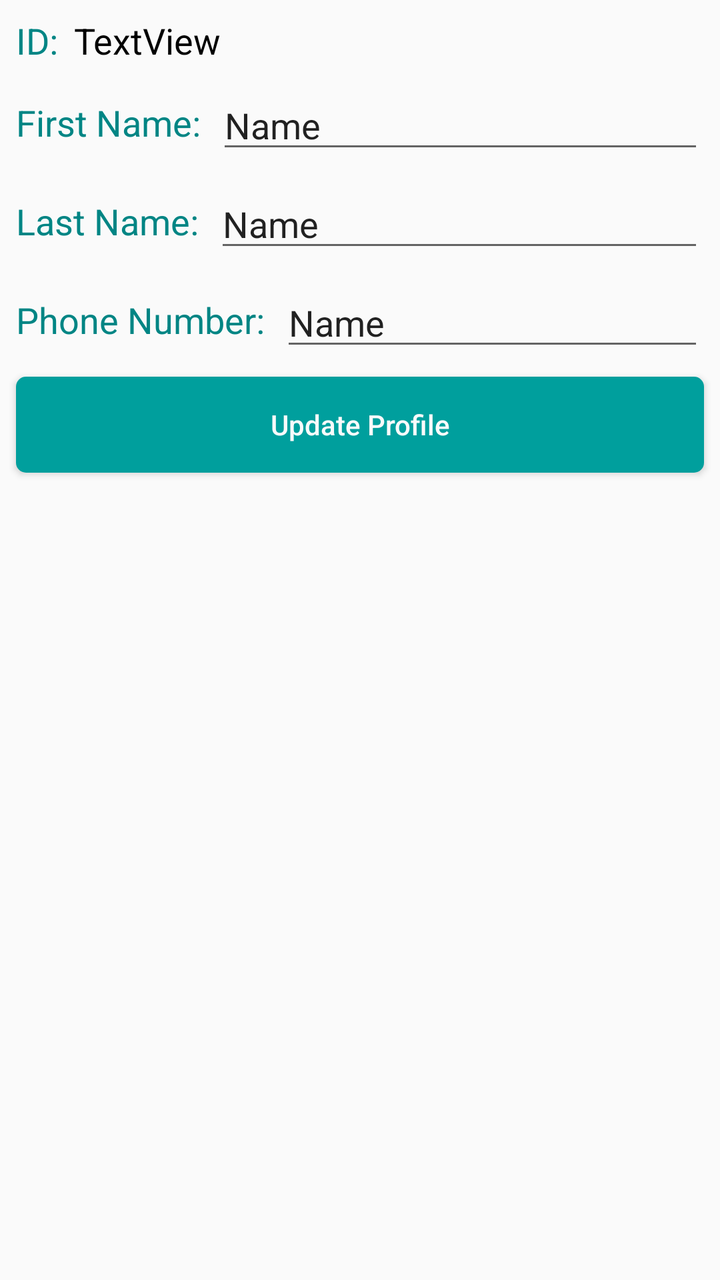
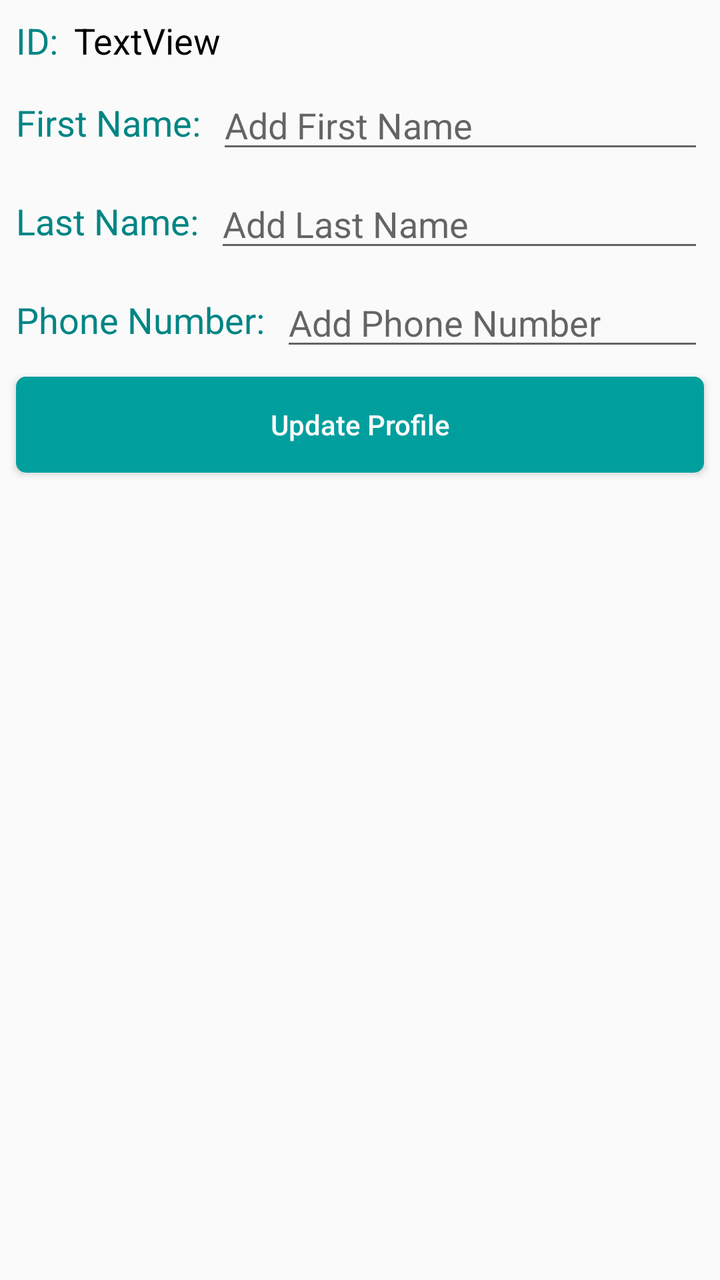

Compare the two renders of this Android layout. The source of the first and the diff that turns it into the second are given below.
<!-- AndroidManifest.xml: application theme AppTheme -->
<!-- res/layout/activity_profile.xml -->
<?xml version="1.0" encoding="utf-8"?>
<androidx.constraintlayout.widget.ConstraintLayout xmlns:android="http://schemas.android.com/apk/res/android"
    xmlns:app="http://schemas.android.com/apk/res-auto"
    xmlns:tools="http://schemas.android.com/tools"
    android:layout_width="match_parent"
    android:layout_height="match_parent"
    tools:context=".nodejs.ProfileActivity">


    <EditText
        android:id="@+id/edtFirstName"
        android:layout_width="0dp"
        android:layout_height="wrap_content"
        android:layout_marginTop="8dp"
        android:layout_marginEnd="8dp"
        android:ems="10"
        android:hint="Add First Name "
        android:inputType="textPersonName"
        android:text="Name"
        app:layout_constraintEnd_toEndOf="parent"
        app:layout_constraintStart_toEndOf="@+id/textView6"
        app:layout_constraintTop_toBottomOf="@+id/txtRandomUniqueId" />

    <EditText
        android:id="@+id/edtLastName"
        android:layout_width="0dp"
        android:layout_height="wrap_content"
        android:layout_marginTop="8dp"
        android:layout_marginEnd="8dp"
        android:ems="10"
        android:hint="Add Last Name"
        android:inputType="textPersonName"
        android:text="Name"
        app:layout_constraintEnd_toEndOf="parent"
        app:layout_constraintStart_toEndOf="@+id/textView7"
        app:layout_constraintTop_toBottomOf="@+id/edtFirstName" />

    <EditText
        android:id="@+id/edtPhoneNumber"
        android:layout_width="0dp"
        android:layout_height="wrap_content"
        android:layout_marginTop="8dp"
        android:layout_marginEnd="8dp"
        android:ems="10"
        android:hint="Add Phone Number"
        android:inputType="textPersonName"
        android:text="Name"
        app:layout_constraintEnd_toEndOf="parent"
        app:layout_constraintStart_toEndOf="@+id/textView8"
        app:layout_constraintTop_toBottomOf="@+id/edtLastName" />

    <Button
        android:id="@+id/btnUpdateProfile"
        android:layout_width="0dp"
        android:layout_height="wrap_content"
        android:layout_marginStart="8dp"
        android:layout_marginTop="8dp"
        android:layout_marginEnd="8dp"
        android:background="@drawable/button_background"
        android:text="Update Profile"
        android:textAllCaps="false"
        android:textColor="@color/white"
        app:layout_constraintEnd_toEndOf="parent"
        app:layout_constraintStart_toStartOf="parent"
        app:layout_constraintTop_toBottomOf="@+id/edtPhoneNumber" />

    <TextView
        android:id="@+id/txtRandomUniqueId"
        android:layout_width="0dp"
        android:layout_height="wrap_content"
        android:layout_marginStart="8dp"
        android:layout_marginTop="8dp"
        android:layout_marginEnd="8dp"
        android:text="TextView"
        android:textColor="@color/black"
        android:textSize="18sp"
        app:layout_constraintEnd_toEndOf="parent"
        app:layout_constraintStart_toEndOf="@+id/textView4"
        app:layout_constraintTop_toTopOf="parent" />

    <TextView
        android:id="@+id/textView4"
        android:layout_width="wrap_content"
        android:layout_height="wrap_content"
        android:layout_marginStart="8dp"
        android:text="ID:"
        android:textColor="@color/colorPrimaryDark"
        android:textSize="18sp"
        app:layout_constraintBottom_toBottomOf="@+id/txtRandomUniqueId"
        app:layout_constraintStart_toStartOf="parent"
        app:layout_constraintTop_toTopOf="@+id/txtRandomUniqueId" />

    <TextView
        android:id="@+id/textView6"
        android:layout_width="wrap_content"
        android:layout_height="wrap_content"
        android:layout_marginStart="8dp"
        android:layout_marginEnd="8dp"
        android:text="First Name:"
        android:textColor="@color/colorPrimaryDark"
        android:textSize="18sp"
        app:layout_constraintBottom_toBottomOf="@+id/edtFirstName"
        app:layout_constraintEnd_toStartOf="@+id/edtFirstName"
        app:layout_constraintStart_toStartOf="parent"
        app:layout_constraintTop_toTopOf="@+id/edtFirstName" />

    <TextView
        android:id="@+id/textView7"
        android:layout_width="wrap_content"
        android:layout_height="wrap_content"
        android:layout_marginStart="8dp"
        android:layout_marginEnd="8dp"
        android:text="Last Name:"
        android:textColor="@color/colorPrimaryDark"
        android:textSize="18sp"
        app:layout_constraintBottom_toBottomOf="@+id/edtLastName"
        app:layout_constraintEnd_toStartOf="@+id/edtLastName"
        app:layout_constraintStart_toStartOf="parent"
        app:layout_constraintTop_toTopOf="@+id/edtLastName" />

    <TextView
        android:id="@+id/textView8"
        android:layout_width="wrap_content"
        android:layout_height="wrap_content"
        android:layout_marginStart="8dp"
        android:layout_marginEnd="8dp"
        android:text="Phone Number:"
        android:textColor="@color/colorPrimaryDark"
        android:textSize="18sp"
        app:layout_constraintBottom_toBottomOf="@+id/edtPhoneNumber"
        app:layout_constraintEnd_toStartOf="@+id/edtPhoneNumber"
        app:layout_constraintStart_toStartOf="parent"
        app:layout_constraintTop_toTopOf="@+id/edtPhoneNumber" />

</androidx.constraintlayout.widget.ConstraintLayout>
<!-- resources referenced by this layout -->
<resources>
  <color name="black">#FF000000</color>
  <color name="colorPrimaryDark">#008584</color>
  <color name="white">#fafafa</color>
  <!-- drawable button_background (drawable) -->
  <?xml version="1.0" encoding="utf-8"?>
  <ripple xmlns:android="http://schemas.android.com/apk/res/android"
      android:color="@color/colorPrimaryDark">
      <item android:id="@android:id/mask">
          <shape android:shape="rectangle">
              <solid android:color="@color/colorPrimaryDark" />
              <corners android:radius="@dimen/button_radius_large" />
          </shape>
      </item>
  
      <item android:id="@android:id/background">
          <shape android:shape="rectangle">
              <gradient
                  android:angle="90"
                  android:endColor="@color/colorPrimary"
                  android:startColor="@color/colorPrimary"
                  android:type="linear" />
              <corners android:radius="@dimen/button_radius_large" />
          </shape>
      </item>
  </ripple>
  <style name="AppTheme" parent="Theme.AppCompat.Light.DarkActionBar">
          <item name="colorPrimary">@color/colorPrimary</item>
          <item name="colorPrimaryDark">@color/colorPrimaryDark</item>
          <item name="colorAccent">@color/colorAccent</item>
      </style>
  <dimen name="button_radius_large">5dp</dimen>
  <color name="colorPrimary">#009f9d</color>
  <color name="colorAccent">#3498db</color>
</resources>

<!-- the commit's change to res/layout/activity_profile.xml (unified diff, before → after) -->
@@ -16,7 +16,6 @@
         android:ems="10"
         android:hint="Add First Name "
         android:inputType="textPersonName"
-        android:text="Name"
         app:layout_constraintEnd_toEndOf="parent"
         app:layout_constraintStart_toEndOf="@+id/textView6"
         app:layout_constraintTop_toBottomOf="@+id/txtRandomUniqueId" />
@@ -30,7 +29,6 @@
         android:ems="10"
         android:hint="Add Last Name"
         android:inputType="textPersonName"
-        android:text="Name"
         app:layout_constraintEnd_toEndOf="parent"
         app:layout_constraintStart_toEndOf="@+id/textView7"
         app:layout_constraintTop_toBottomOf="@+id/edtFirstName" />
@@ -44,7 +42,6 @@
         android:ems="10"
         android:hint="Add Phone Number"
         android:inputType="textPersonName"
-        android:text="Name"
         app:layout_constraintEnd_toEndOf="parent"
         app:layout_constraintStart_toEndOf="@+id/textView8"
         app:layout_constraintTop_toBottomOf="@+id/edtLastName" />
